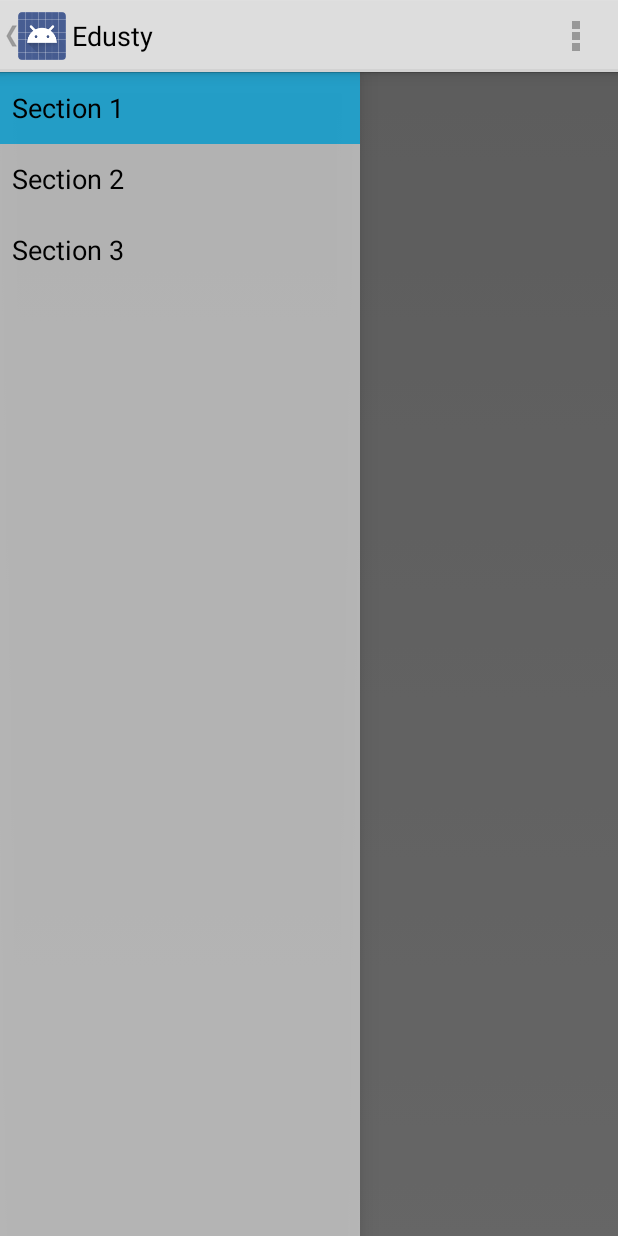
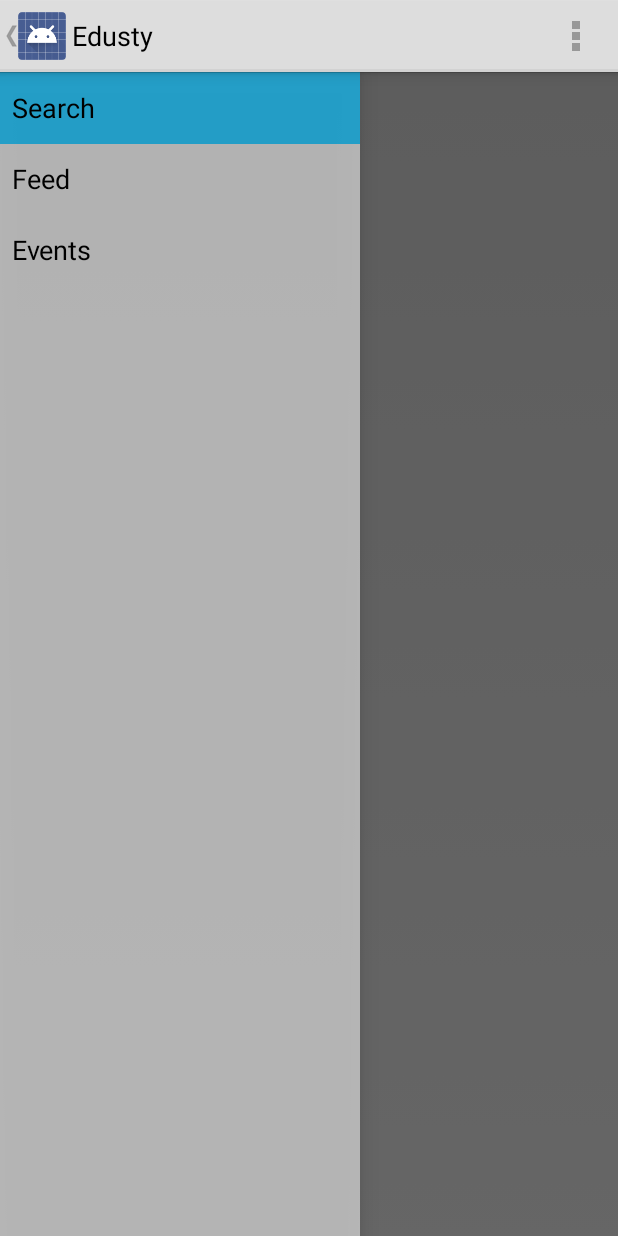
Before and after one commit to Ruslan91/Edusty, an Android app: the MainActivity screen opened directly, with no data from a screen before it, on a phone screen of 412 x 824 dp. Run offline under Robolectric (Android 15) with nearby library versions, the phone set to English and light mode, and no system bars; 2 statements that could not run were skipped.

```diff
--- a/app/src/main/java/ru/edusty/android/Activities/MainActivity.java
+++ b/app/src/main/java/ru/edusty/android/Activities/MainActivity.java
@@ -49,11 +49,15 @@ public class MainActivity extends Activity
 
     @Override
     public void onNavigationDrawerItemSelected(int position) {
-        // update the main content by replacing fragments
+
+        Fragment[] frags = new Fragment[3];
+        frags[0] = new SearchFragment();
+        frags[1] = new UserFeedFragment();
+        frags[2] = new UserEventsFragment();
+
         FragmentManager fragmentManager = getFragmentManager();
-        fragmentManager.beginTransaction()
-                .replace(R.id.container, PlaceholderFragment.newInstance(position + 1))
-                .commit();
+        fragmentManager.beginTransaction().replace(R.id.container, frags[position]).commit();
+        onSectionAttached(position + 1);
     }
 
     public void onSectionAttached(int number) {
@@ -72,6 +76,7 @@ public class MainActivity extends Activity
 
     public void restoreActionBar() {
         ActionBar actionBar = getActionBar();
+        assert actionBar != null;
         actionBar.setNavigationMode(ActionBar.NAVIGATION_MODE_STANDARD);
         actionBar.setDisplayShowTitleEnabled(true);
         actionBar.setTitle(mTitle);
@@ -81,9 +86,6 @@ public class MainActivity extends Activity
     @Override
     public boolean onCreateOptionsMenu(Menu menu) {
         if (!mNavigationDrawerFragment.isDrawerOpen()) {
-            // Only show items in the action bar relevant to this screen
-            // if the drawer is not showing. Otherwise, let the drawer
-            // decide what to show in the action bar.
             getMenuInflater().inflate(R.menu.main, menu);
             restoreActionBar();
             return true;
@@ -93,54 +95,7 @@ public class MainActivity extends Activity
 
     @Override
     public boolean onOptionsItemSelected(MenuItem item) {
-        // Handle action bar item clicks here. The action bar will
-        // automatically handle clicks on the Home/Up button, so long
-        // as you specify a parent activity in AndroidManifest.xml.
         int id = item.getItemId();
-        if (id == R.id.action_settings) {
-            return true;
-        }
-        return super.onOptionsItemSelected(item);
+        return id == R.id.action_settings || super.onOptionsItemSelected(item);
     }
-
-    /**
-     * A placeholder fragment containing a simple view.
-     */
-    public static class PlaceholderFragment extends Fragment {
-        /**
-         * The fragment argument representing the section number for this
-         * fragment.
-         */
-        private static final String ARG_SECTION_NUMBER = "section_number";
-
-        /**
-         * Returns a new instance of this fragment for the given section
-         * number.
-         */
-        public static PlaceholderFragment newInstance(int sectionNumber) {
-            PlaceholderFragment fragment = new PlaceholderFragment();
-            Bundle args = new Bundle();
-            args.putInt(ARG_SECTION_NUMBER, sectionNumber);
-            fragment.setArguments(args);
-            return fragment;
-        }
-
-        public PlaceholderFragment() {
-        }
-
-        @Override
-        public View onCreateView(LayoutInflater inflater, ViewGroup container,
-                Bundle savedInstanceState) {
-            View rootView = inflater.inflate(R.layout.fragment_main, container, false);
-            return rootView;
-        }
-
-        @Override
-        public void onAttach(Activity activity) {
-            super.onAttach(activity);
-            ((MainActivity) activity).onSectionAttached(
-                    getArguments().getInt(ARG_SECTION_NUMBER));
-        }
-    }
-
 }
--- a/app/src/main/java/ru/edusty/android/Activities/NavigationDrawerFragment.java
+++ b/app/src/main/java/ru/edusty/android/Activities/NavigationDrawerFragment.java
@@ -248,19 +248,9 @@ public class NavigationDrawerFragment extends Fragment {
         if (mDrawerToggle.onOptionsItemSelected(item)) {
             return true;
         }
-
-        if (item.getItemId() == R.id.action_example) {
-            Toast.makeText(getActivity(), "Example action.", Toast.LENGTH_SHORT).show();
-            return true;
-        }
-
         return super.onOptionsItemSelected(item);
     }
 
-    /**
-     * Per the navigation drawer design guidelines, updates the action bar to show the global app
-     * 'context', rather than just what's in the current screen.
-     */
     private void showGlobalContextActionBar() {
         ActionBar actionBar = getActionBar();
         actionBar.setDisplayShowTitleEnabled(true);
--- /dev/null
+++ b/app/src/main/java/ru/edusty/android/Activities/SearchFragment.java
@@ -0,0 +1,20 @@
+package ru.edusty.android.Activities;
+
+import android.app.Fragment;
+import android.os.Bundle;
+import android.view.LayoutInflater;
+import android.view.View;
+import android.view.ViewGroup;
+
+import ru.edusty.android.R;
+
+/**
+ * Created by Руслан on 23.07.2014.
+ */
+public class SearchFragment extends Fragment {
+    @Override
+    public View onCreateView(LayoutInflater inflater, ViewGroup container, Bundle savedInstanceState) {
+        View view = inflater.inflate(R.layout.fragment_main, container, false);
+        return view;
+    }
+}
--- /dev/null
+++ b/app/src/main/java/ru/edusty/android/Activities/UserEventsFragment.java
@@ -0,0 +1,17 @@
+package ru.edusty.android.Activities;
+
+import android.app.Fragment;
+import android.os.Bundle;
+import android.view.LayoutInflater;
+import android.view.View;
+import android.view.ViewGroup;
+
+import ru.edusty.android.R;
+
+public class UserEventsFragment extends Fragment {
+    @Override
+    public View onCreateView(LayoutInflater inflater, ViewGroup container, Bundle savedInstanceState) {
+        View view = inflater.inflate(R.layout.fragment_main, container, false);
+        return view;
+    }
+}
--- /dev/null
+++ b/app/src/main/java/ru/edusty/android/Activities/UserFeedFragment.java
@@ -0,0 +1,20 @@
+package ru.edusty.android.Activities;
+
+import android.app.Fragment;
+import android.os.Bundle;
+import android.view.LayoutInflater;
+import android.view.View;
+import android.view.ViewGroup;
+
+import ru.edusty.android.R;
+
+/**
+ * Created by Руслан on 23.07.2014.
+ */
+public class UserFeedFragment extends Fragment {
+    @Override
+    public View onCreateView(LayoutInflater inflater, ViewGroup container, Bundle savedInstanceState) {
+        View view = inflater.inflate(R.layout.fragment_main, container, false);
+        return view;
+    }
+}
--- a/app/src/main/java/ru/edusty/android/Activities/VkAuthActivity.java
+++ b/app/src/main/java/ru/edusty/android/Activities/VkAuthActivity.java
@@ -28,7 +28,7 @@ public class VkAuthActivity extends Activity {
                 if (isToken) {
                     SharedPreferences sharedPreferences = getSharedPreferences("AppData", MODE_PRIVATE);
                     SharedPreferences.Editor editor = sharedPreferences.edit();
-                    editor.putString("token", url.substring(url.indexOf("=")+1)).apply();
+                    editor.putString("token", url.substring(url.indexOf("=") + 1)).apply();
                     startActivity(new Intent(VkAuthActivity.this, MainActivity.class));
                     finish();
                 }
--- a/app/src/main/res/values/strings.xml
+++ b/app/src/main/res/values/strings.xml
@@ -7,9 +7,9 @@
     <string name="title_activity_vk_auth">Authorization</string>
     <string name="vk">VK</string>
     <string name="title_activity_main">Edusty</string>
-    <string name="title_section1">Section 1</string>
-    <string name="title_section2">Section 2</string>
-    <string name="title_section3">Section 3</string>
+    <string name="title_section1">Search</string>
+    <string name="title_section2">Feed</string>
+    <string name="title_section3">Events</string>
     <string name="navigation_drawer_open">Open navigation drawer</string>
     <string name="navigation_drawer_close">Close navigation drawer</string>
     <string name="action_example">Example action</string>
```
